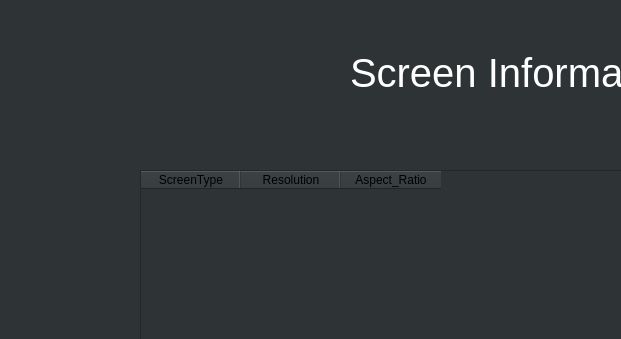
Before: the Qt Designer form Screen.ui in JohnCMeyer/PhoneFinder, drawn with Qt 5; both pictures show x 0 to 621 and y 0 to 339 of the 1000 by 800 pixel window.
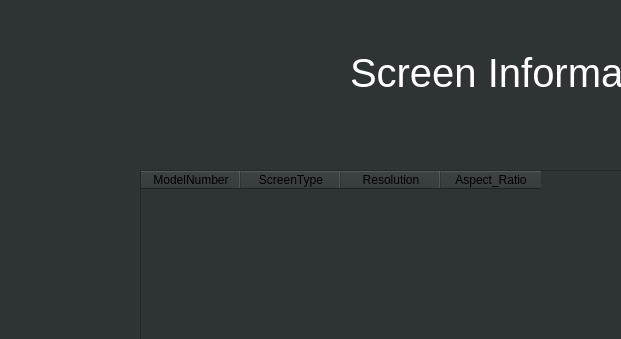
After: the same form once the commit is applied.

```diff
--- a/Screen.ui
+++ b/Screen.ui
@@ -42,6 +42,11 @@
      <height>171</height>
     </rect>
    </property>
+   <column>
+    <property name="text">
+     <string>ModelNumber</string>
+    </property>
+   </column>
    <column>
     <property name="text">
      <string>ScreenType</string>
```
Left out of the diff: 2 changed lines with no effect on the pictures.
